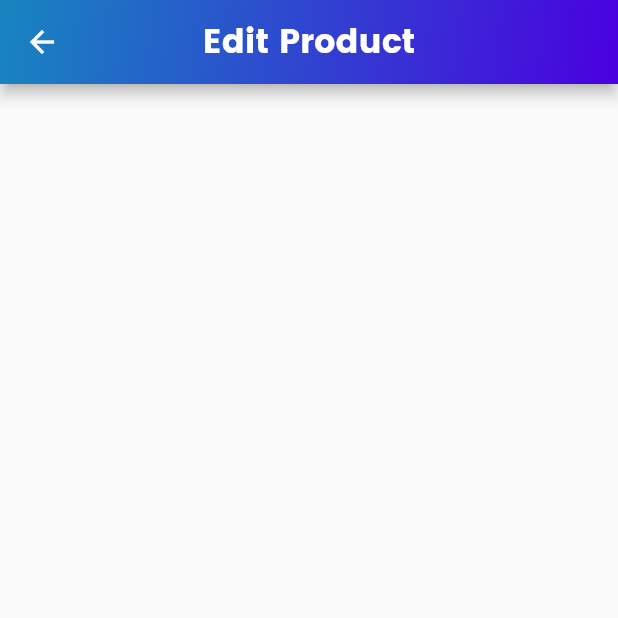
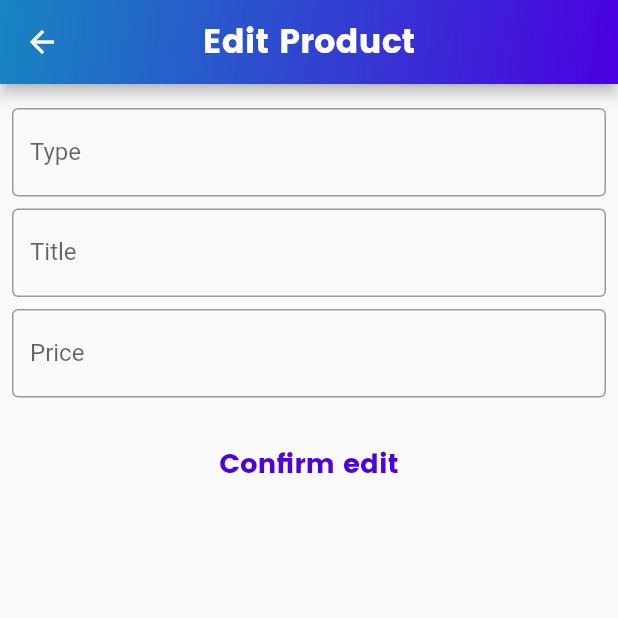
Before and after one commit to italoguasti/product_list_flutter_app_getx, a Flutter app: the EditProductPage screen opened by its route, on a phone screen of 412 x 824 dp, the top half of it. Run offline on Flutter 3.47's test engine with Material 2 defaults, Android fonts, the light colour scheme and no system bars; our stand-ins replace firebase_core, flutter_rating_bar, flutter_svg, get; accounts and stored records are empty; network calls fail.

Commit message:
add editProductPage

```diff
--- a/lib/main.dart
+++ b/lib/main.dart
@@ -42,6 +42,12 @@ class MyApp extends StatelessWidget {
               fontSize: 14.0,
               color: Colors.black,
             ),
+            bodyText2: const TextStyle(
+              fontFamily: 'Poppins',
+              fontSize: 18.0,
+              fontWeight: FontWeight.bold,
+              color: Color(0xFF4a00e0),
+            ),
           ),
         ),
         initialRoute: '/',
@@ -49,7 +55,8 @@ class MyApp extends StatelessWidget {
           GetPage(name: '/', page: () => const SplashPage()),
           GetPage(name: '/home', page: () => const HomePage()),
           GetPage(name: '/editProduct', page: () => const EditProductPage()),
-          GetPage(name: '/createProduct', page: () => const CreateProductPage()),
+          GetPage(
+              name: '/createProduct', page: () => const CreateProductPage()),
         ]);
   }
 }
--- a/lib/pages/edit_product_page.dart
+++ b/lib/pages/edit_product_page.dart
@@ -22,8 +22,48 @@ class _EditProductPageState extends State<EditProductPage> {
           decoration: gradientColorWidget(),
         ),
       ),
-      body: Column(
-        children: [Container()],
+      body: Padding(
+        padding: const EdgeInsets.all(8.0),
+        child: Column(
+          children: [
+            const SizedBox(height: 8.0),
+            TextFormField(
+              autocorrect: false,
+              enableSuggestions: false,
+              decoration: const InputDecoration(
+                labelText: 'Type',
+                border: OutlineInputBorder(),
+              ),
+            ),
+            const SizedBox(height: 8.0),
+            TextFormField(
+              autocorrect: false,
+              enableSuggestions: false,
+              decoration: const InputDecoration(
+                labelText: 'Title',
+                border: OutlineInputBorder(),
+              ),
+            ),
+            const SizedBox(height: 8.0),
+            TextFormField(
+              autocorrect: false,
+              enableSuggestions: false,
+              keyboardType: TextInputType.number,
+              decoration: const InputDecoration(
+                labelText: 'Price',
+                border: OutlineInputBorder(),
+              ),
+            ),
+            const SizedBox(height: 20.0),
+            TextButton(
+              onPressed: () {},
+              child: Text(
+                'Confirm edit',
+                style: Theme.of(context).textTheme.bodyText2,
+              ),
+            ),
+          ],
+        ),
       ),
     );
   }
```
